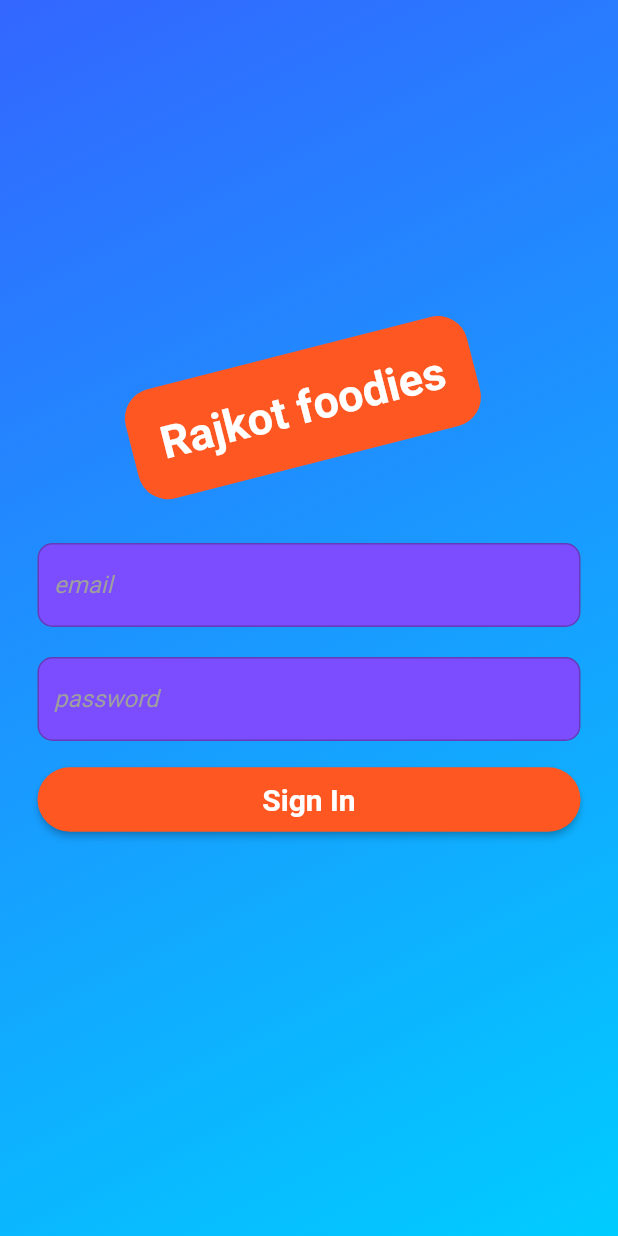
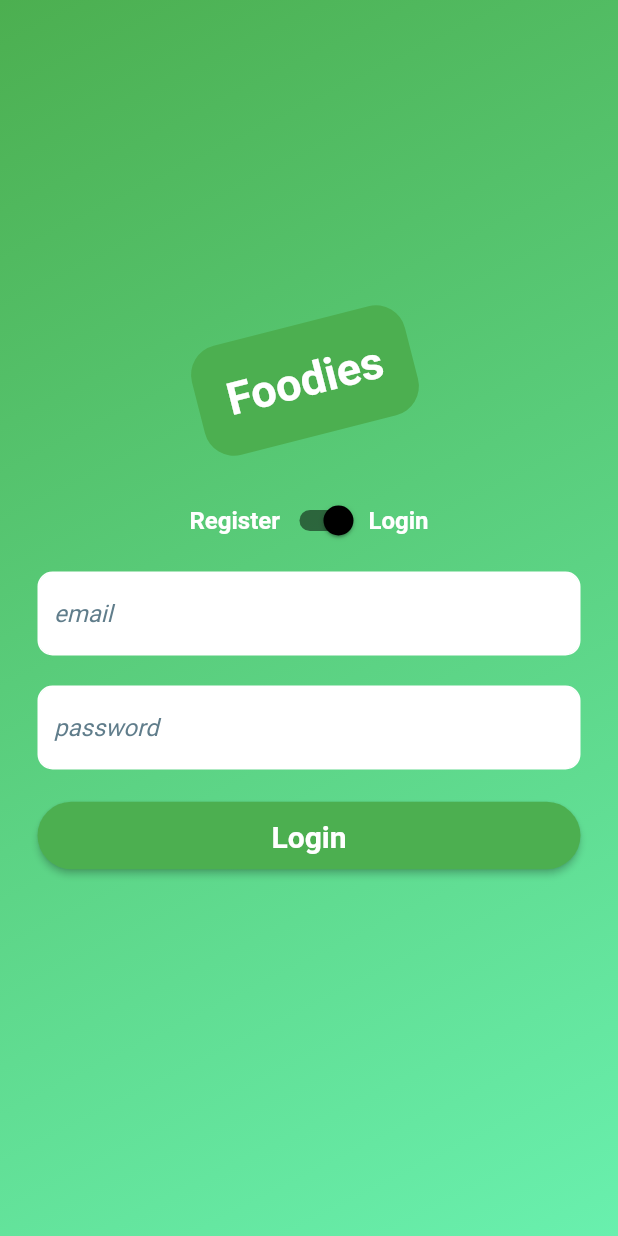
Before and after one commit to Nikunj2505/rajkot-foodies, a Flutter app: the screen it shows after launch, on a phone screen of 412 x 824 dp. Run offline on Flutter 3.47's test engine with Material 2 defaults, Android fonts, the phone set to English and light mode, and no system bars; our stand-ins replace fluttertoast, image_picker, shared_preferences, sqflite; accounts and stored records are empty.

Commit message:
login/register functionality improved

```diff
--- a/lib/providers/auth_provider.dart
+++ b/lib/providers/auth_provider.dart
@@ -77,12 +77,7 @@ class AuthProvider with ChangeNotifier {
       } else if (response.statusCode == 400) {
         final error = jsonDecode(response.body);
         debugPrint('$error');
-        // do auto sign up if new email address.
-        if (error['error']['message'] == 'EMAIL_NOT_FOUND') {
-          await doSignUp(email, password);
-        } else {
-          throw CustomHttpException(error['error']['message']);
-        }
+        throw CustomHttpException(error['error']['message']);
       }
     } catch (error) {
       throw error;
--- a/lib/screens/login_screen.dart
+++ b/lib/screens/login_screen.dart
@@ -20,8 +20,8 @@ class _LoginScreenState extends State<LoginScreen> {
             decoration: BoxDecoration(
               gradient: LinearGradient(
                 colors: [
-                  const Color(0xFF3366FF),
-                  const Color(0xFF00CCFF),
+                  Theme.of(context).primaryColor,
+                  Theme.of(context).accentColor,
                 ],
                 begin: Alignment.topLeft,
                 end: Alignment.bottomRight,
@@ -44,14 +44,14 @@ class _LoginScreenState extends State<LoginScreen> {
                       ),
                       transform: Matrix4.rotationZ(-0.25)..translate(-10.0),
                       decoration: BoxDecoration(
-                        color: Colors.deepOrange,
+                        color: Theme.of(context).primaryColor,
                         borderRadius: BorderRadius.circular(20),
                       ),
                       margin: EdgeInsets.only(
                         bottom: 15,
                       ),
                       child: Text(
-                        'Rajkot foodies',
+                        'Foodies',
                         style: TextStyle(
                           fontSize: 30,
                           color: Colors.white,
--- a/lib/widgets/auth_card.dart
+++ b/lib/widgets/auth_card.dart
@@ -18,6 +18,9 @@ class _AuthCardState extends State<AuthCard> {
   String? _email;
   String? _password;
   bool _isLoading = false;
+  bool _isSignIn = true;
+  static const String _TXT_LOGIN = 'Login';
+  static const String _TXT_REGISTER = 'Register';
 
   void _showToastMessage(String message) {
     Fluttertoast.showToast(
@@ -30,7 +33,7 @@ class _AuthCardState extends State<AuthCard> {
     );
   }
 
-  Future<void> _signIn() async {
+  Future<void> _authenticate() async {
     if (!_formKey.currentState!.validate()) {
       return;
     }
@@ -43,9 +46,15 @@ class _AuthCardState extends State<AuthCard> {
     });
 
     try {
-      await Provider.of<AuthProvider>(context, listen: false)
-          .doSignIn(_email!, _password!);
-      _showToastMessage('You are logged in successfully!');
+      if (_isSignIn) {
+        await Provider.of<AuthProvider>(context, listen: false)
+            .doSignIn(_email!, _password!);
+        _showToastMessage('You are logged in successfully!');
+      } else {
+        await Provider.of<AuthProvider>(context, listen: false)
+            .doSignUp(_email!, _password!);
+        _showToastMessage('You are now registered!');
+      }
     } on CustomHttpException catch (error) {
       var message = 'Not able to logged in!';
       if (error.toString().contains('EMAIL_NOT_FOUND')) {
@@ -79,6 +88,34 @@ class _AuthCardState extends State<AuthCard> {
       child: SingleChildScrollView(
         child: Column(
           children: [
+            Row(
+              mainAxisAlignment: MainAxisAlignment.center,
+              children: [
+                Text(
+                  _TXT_REGISTER,
+                  style: TextStyle(
+                    color: Colors.white,
+                  ),
+                ),
+                Switch(
+                  activeColor: Colors.black,
+                  value: _isSignIn,
+                  onChanged: (value) {
+                    setState(
+                      () {
+                        _isSignIn = value;
+                      },
+                    );
+                  },
+                ),
+                Text(
+                  _TXT_LOGIN,
+                  style: TextStyle(
+                    color: Colors.white,
+                  ),
+                ),
+              ],
+            ),
             Container(
               margin: const EdgeInsets.symmetric(
                 vertical: 10,
@@ -86,9 +123,9 @@ class _AuthCardState extends State<AuthCard> {
               ),
               padding: const EdgeInsets.symmetric(horizontal: 10, vertical: 3),
               decoration: BoxDecoration(
-                color: Colors.deepPurpleAccent,
+                color: Colors.white,
                 border: Border.all(
-                  color: Colors.deepPurple,
+                  color: Colors.white,
                 ),
                 borderRadius: BorderRadius.circular(
                   10,
@@ -108,13 +145,13 @@ class _AuthCardState extends State<AuthCard> {
                 textInputAction: TextInputAction.next,
                 keyboardType: TextInputType.emailAddress,
                 style: TextStyle(
-                  color: Colors.white,
+                  color: Theme.of(context).primaryColor,
                   fontStyle: FontStyle.italic,
                 ),
-                cursorColor: Colors.white,
+                cursorColor: Theme.of(context).primaryColor,
                 decoration: InputDecoration(
                   hintStyle: TextStyle(
-                    color: Colors.grey,
+                    color: Colors.blueGrey,
                   ),
                   hintText: 'email',
                   border: InputBorder.none,
@@ -128,9 +165,9 @@ class _AuthCardState extends State<AuthCard> {
               ),
               padding: const EdgeInsets.symmetric(horizontal: 10, vertical: 3),
               decoration: BoxDecoration(
-                color: Colors.deepPurpleAccent,
+                color: Colors.white,
                 border: Border.all(
-                  color: Colors.deepPurple,
+                  color: Colors.white,
                 ),
                 borderRadius: BorderRadius.circular(
                   10,
@@ -139,7 +176,7 @@ class _AuthCardState extends State<AuthCard> {
               child: TextFormField(
                 validator: (value) {
                   if (value == null || value.isEmpty || value.length < 6) {
-                    return 'please enter password';
+                    return 'password length must not be less than 6 char';
                   }
                   return null;
                 },
@@ -147,13 +184,13 @@ class _AuthCardState extends State<AuthCard> {
                 keyboardType: TextInputType.text,
                 textInputAction: TextInputAction.done,
                 style: TextStyle(
-                  color: Colors.white,
+                  color: Theme.of(context).primaryColor,
                   fontStyle: FontStyle.italic,
                 ),
-                cursorColor: Colors.white,
+                cursorColor: Theme.of(context).primaryColor,
                 decoration: InputDecoration(
                   hintStyle: TextStyle(
-                    color: Colors.grey,
+                    color: Colors.blueGrey,
                   ),
                   hintText: 'password',
                   border: InputBorder.none,
@@ -164,19 +201,27 @@ class _AuthCardState extends State<AuthCard> {
               ),
             ),
             _isLoading
-                ? CircularProgressIndicator()
+                ? Container(
+                    margin: const EdgeInsets.symmetric(
+                      horizontal: 25,
+                      vertical: 10,
+                    ),
+                    child: CircularProgressIndicator(),
+                  )
                 : Container(
                     width: double.infinity,
-                    margin:
-                        const EdgeInsets.symmetric(horizontal: 25, vertical: 5),
+                    margin: const EdgeInsets.symmetric(
+                      horizontal: 25,
+                      vertical: 10,
+                    ),
                     child: ElevatedButton(
-                      child: Text('Sign In'),
+                      child: Text(_isSignIn ? _TXT_LOGIN : _TXT_REGISTER),
                       style: ElevatedButton.styleFrom(
                         padding: const EdgeInsets.only(
-                          top: 10,
+                          top: 12,
                           bottom: 10,
                         ),
-                        primary: Colors.deepOrange,
+                        primary: Theme.of(context).primaryColor,
                         onPrimary: Colors.white,
                         textStyle: TextStyle(
                           fontWeight: FontWeight.bold,
@@ -186,7 +231,7 @@ class _AuthCardState extends State<AuthCard> {
                           borderRadius: BorderRadius.circular(50),
                         ),
                       ),
-                      onPressed: () => _signIn(),
+                      onPressed: () => _authenticate(),
                     ),
                   ),
           ],
```
